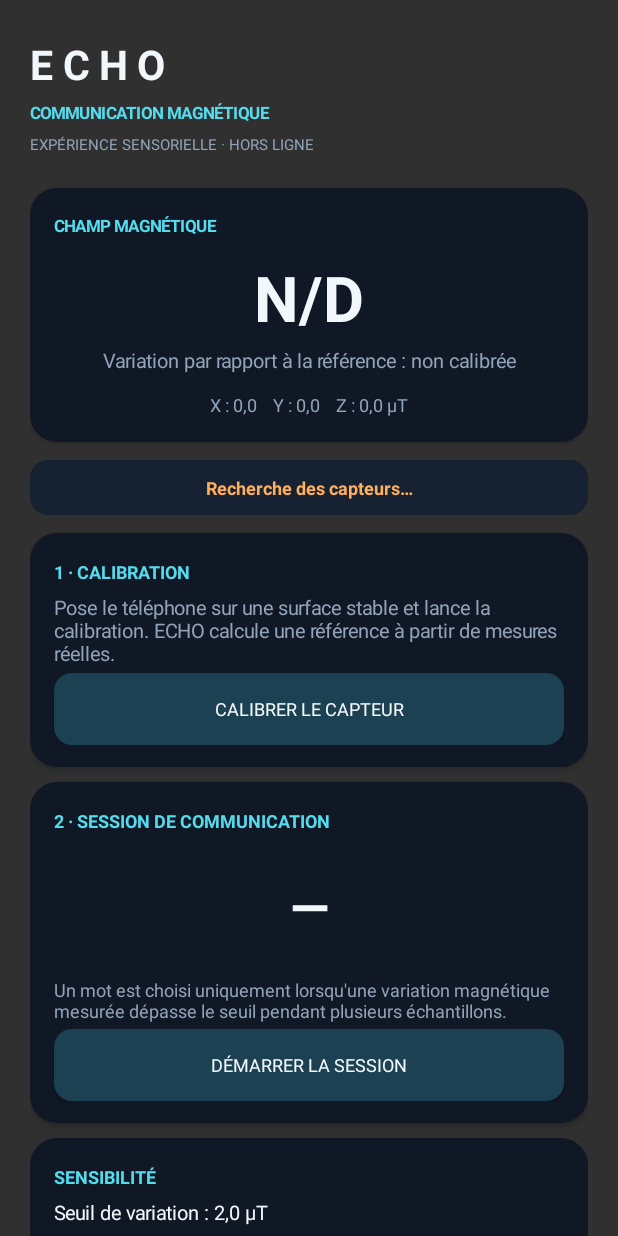
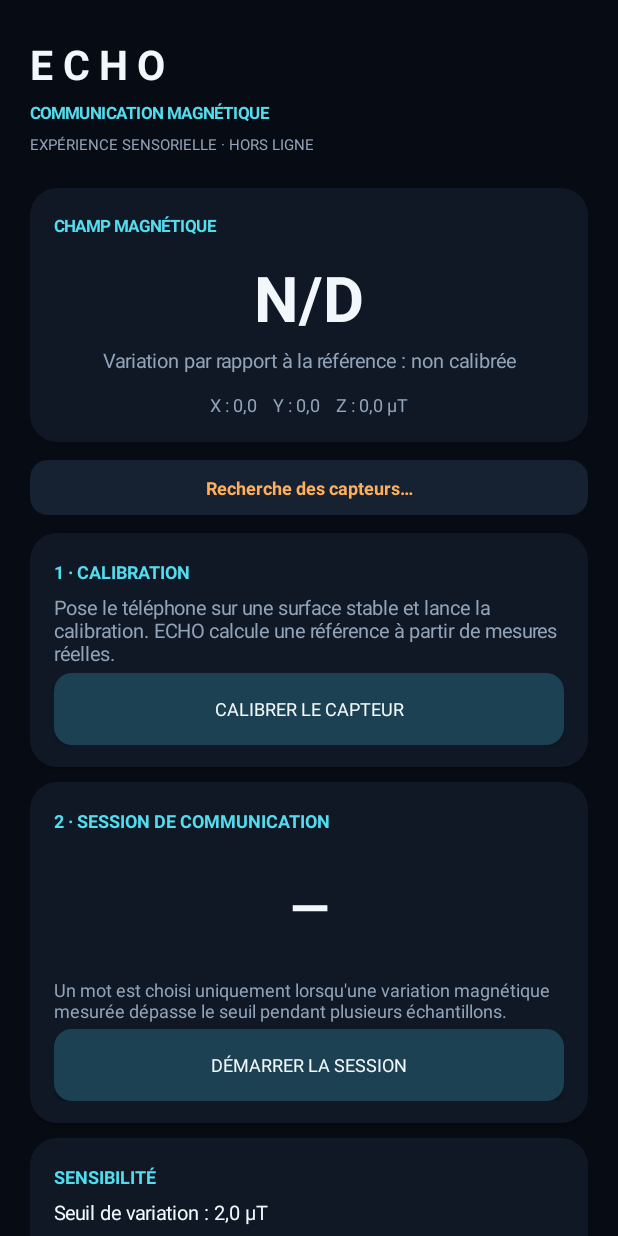
Before and after one commit to nekodraw2007-code/ECHO-android-v2, an Android app: the screen it shows after launch (MainActivity), on a phone screen of 412 x 824 dp. Run offline under Robolectric (Android 15) with nearby library versions, the phone set to English and light mode, and no system bars.

Commit message:
Synchronise ECHO source and fix UI background reference

```diff
--- a/app/src/main/java/com/echo/paranormal/MainActivity.kt
+++ b/app/src/main/java/com/echo/paranormal/MainActivity.kt
@@ -30,7 +30,7 @@ import java.util.Date
 import java.util.Locale
 
 class MainActivity : Activity(), SensorEventListener {
-    private val background = Color.rgb(7, 11, 19)
+    private val bgColor = Color.rgb(7, 11, 19)
     private val surface = Color.rgb(16, 24, 37)
     private val surfaceAlt = Color.rgb(22, 33, 49)
     private val cyan = Color.rgb(83, 220, 237)
@@ -103,7 +103,7 @@ class MainActivity : Activity(), SensorEventListener {
     private fun buildInterface() {
         val root = LinearLayout(this).apply {
             orientation = LinearLayout.VERTICAL
-            setBackgroundColor(background)
+            setBackgroundColor(bgColor)
         }
         val scroll = ScrollView(this)
         val page = LinearLayout(this).apply {
```
